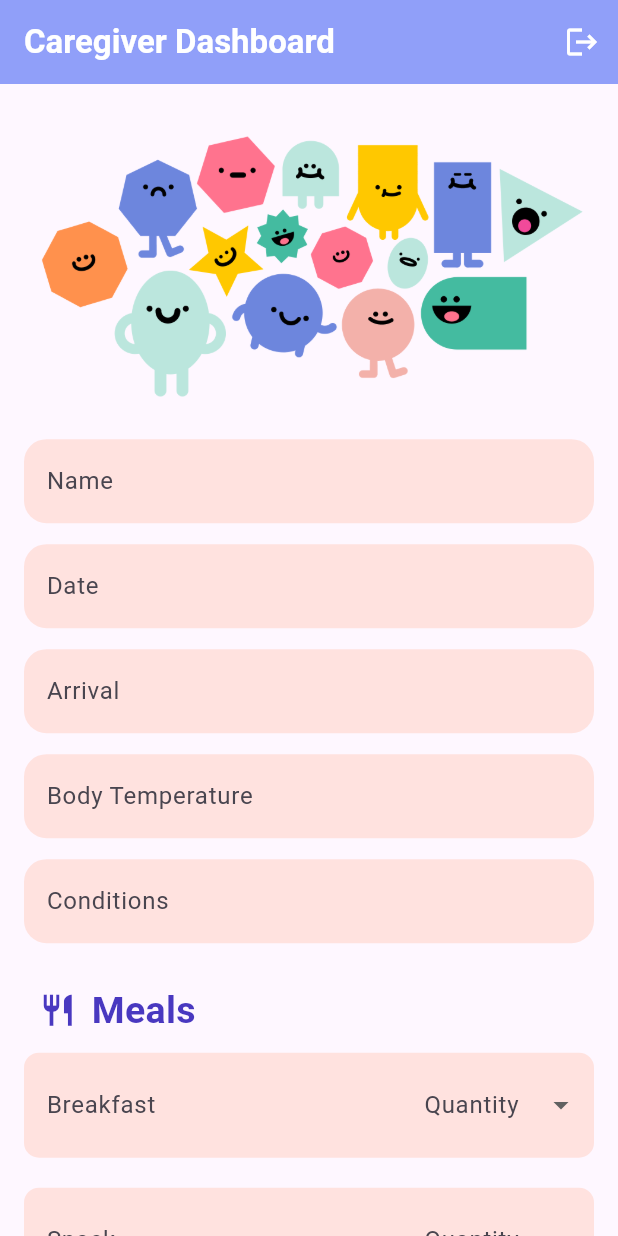
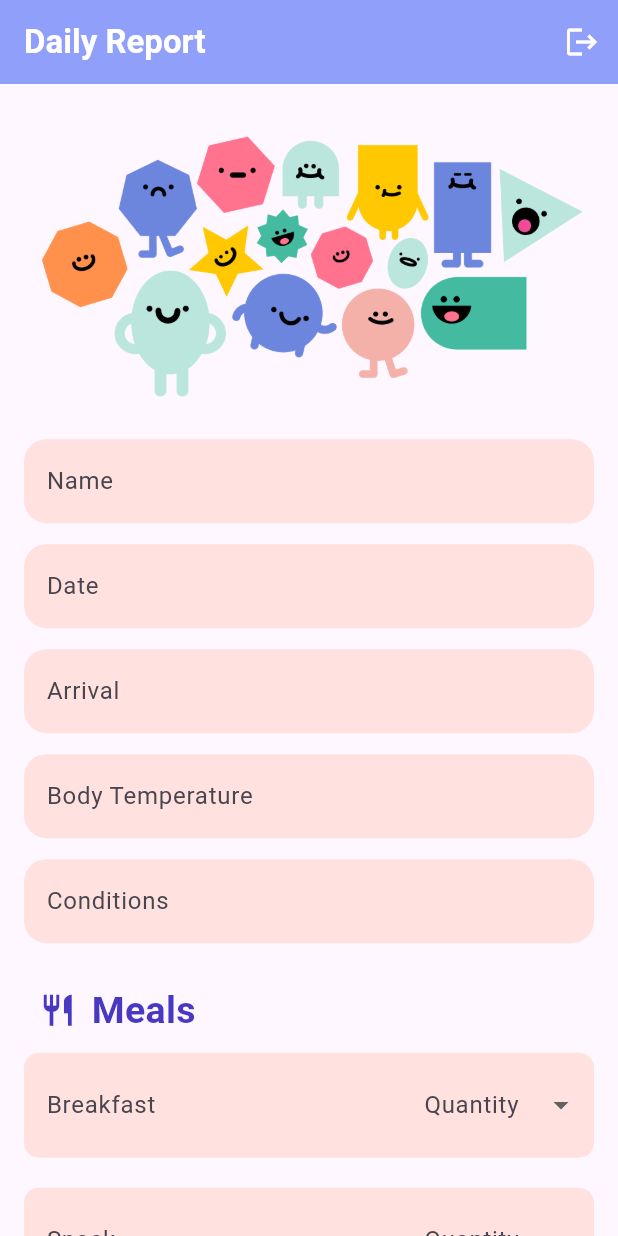
Before and after one commit to badriyahhm/PBM-Projects, a Flutter app: the PengasuhScreen screen opened directly, on a phone screen of 412 x 824 dp. Run offline on Flutter 3.47's test engine with Material 3 defaults, Android fonts, the phone set to English and light mode, and no system bars; our stand-ins replace rflutter_alert, shared_preferences; missing offline and left inert: image_card; accounts and stored records are empty.

Commit message:
mengubah halaman awal pada main.dart

```diff
--- a/tugas7/lib/main.dart
+++ b/tugas7/lib/main.dart
@@ -16,7 +16,7 @@ class MyApp extends StatelessWidget {
       theme: ThemeData(
         primarySwatch: Colors.blue,
       ),
-      home: OrangtuaScreen(),
+      home: LoginScreen(),
     );
   }
 }
--- a/tugas7/lib/screen/home_pengasuh.dart
+++ b/tugas7/lib/screen/home_pengasuh.dart
@@ -58,7 +58,7 @@ class _PengasuhScreenState extends State<PengasuhScreen> {
     return Scaffold(
       appBar: AppBar(
         title: Text(
-          'Caregiver Dashboard',
+          'Daily Report',
           style: TextStyle(fontWeight: FontWeight.bold, color: Colors.white),
         ),
         backgroundColor: Color(0XFF909FF9),
```
